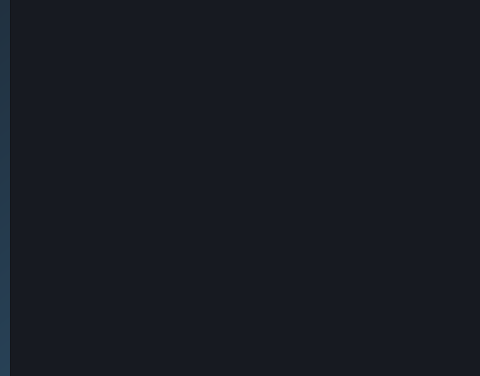
This is UI files/scanViwerScreen.ui in Se1f0/GUI-PFE-MASTER as Qt 5 draws it before an edit; both pictures show x 360 to 840 and y 424 to 800 of the 1200 by 800 pixel window. The edited form follows.
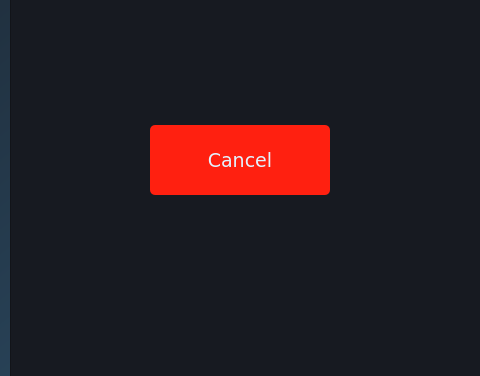
This is the edited form. Icons and pictures are not drawn.

Commit message: Cancel loading + about screen + empty nodule case

```diff
--- a/UI files/scanViwerScreen.ui
+++ b/UI files/scanViwerScreen.ui
@@ -327,6 +327,43 @@
       <bool>true</bool>
      </property>
     </widget>
+    <widget class="QPushButton" name="cancelButtton">
+     <property name="enabled">
+      <bool>true</bool>
+     </property>
+     <property name="geometry">
+      <rect>
+       <x>510</x>
+       <y>520</y>
+       <width>180</width>
+       <height>70</height>
+      </rect>
+     </property>
+     <property name="font">
+      <font>
+       <family>Verdana</family>
+       <pointsize>14</pointsize>
+       <weight>50</weight>
+       <italic>false</italic>
+       <bold>false</bold>
+      </font>
+     </property>
+     <property name="cursor">
+      <cursorShape>PointingHandCursor</cursorShape>
+     </property>
+     <property name="styleSheet">
+      <string notr="true">font: 14pt &quot;Verdana&quot;;
+color: rgb(227, 243, 255);
+border-radius: 5px;
+background-color: rgb(255, 32, 16);</string>
+     </property>
+     <property name="text">
+      <string>Cancel</string>
+     </property>
+     <property name="checkable">
+      <bool>false</bool>
+     </property>
+    </widget>
    </widget>
   </widget>
   <widget class="QToolBar" name="toolBar">
```
The commit also changes 6 other files.
